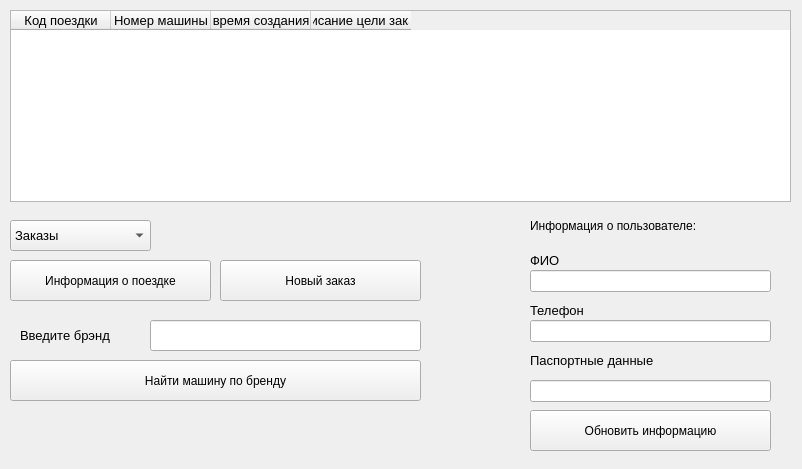
Qt form ClientWindow.ui (EgLeVor/Course) before a commit.
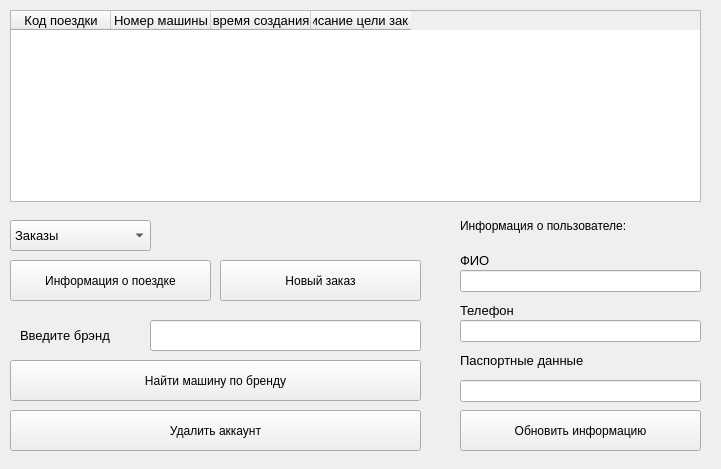
The same form after that commit.

```diff
--- a/ClientWindow.ui
+++ b/ClientWindow.ui
@@ -6,7 +6,7 @@
    <rect>
     <x>0</x>
     <y>0</y>
-    <width>802</width>
+    <width>721</width>
     <height>469</height>
    </rect>
   </property>
@@ -22,7 +22,7 @@
      <rect>
       <x>10</x>
       <y>10</y>
-      <width>781</width>
+      <width>691</width>
       <height>192</height>
      </rect>
     </property>
@@ -73,7 +73,7 @@
    <widget class="QLabel" name="passport_lbl">
     <property name="geometry">
      <rect>
-      <x>530</x>
+      <x>460</x>
       <y>350</y>
       <width>171</width>
       <height>21</height>
@@ -91,7 +91,7 @@
    <widget class="QLabel" name="phone_lbl">
     <property name="geometry">
      <rect>
-      <x>530</x>
+      <x>460</x>
       <y>300</y>
       <width>161</width>
       <height>21</height>
@@ -109,7 +109,7 @@
    <widget class="QPushButton" name="update_btn">
     <property name="geometry">
      <rect>
-      <x>530</x>
+      <x>460</x>
       <y>410</y>
       <width>241</width>
       <height>41</height>
@@ -122,7 +122,7 @@
    <widget class="QLineEdit" name="phone_line">
     <property name="geometry">
      <rect>
-      <x>530</x>
+      <x>460</x>
       <y>320</y>
       <width>241</width>
       <height>22</height>
@@ -132,7 +132,7 @@
    <widget class="QLineEdit" name="passport_line">
     <property name="geometry">
      <rect>
-      <x>530</x>
+      <x>460</x>
       <y>380</y>
       <width>241</width>
       <height>22</height>
@@ -193,7 +193,7 @@
    <widget class="QLabel" name="name_lbl">
     <property name="geometry">
      <rect>
-      <x>530</x>
+      <x>460</x>
       <y>250</y>
       <width>161</width>
       <height>21</height>
@@ -211,7 +211,7 @@
    <widget class="QLineEdit" name="name_line">
     <property name="geometry">
      <rect>
-      <x>530</x>
+      <x>460</x>
       <y>270</y>
       <width>241</width>
       <height>22</height>
@@ -221,7 +221,7 @@
    <widget class="QLabel" name="inf_lbl">
     <property name="geometry">
      <rect>
-      <x>530</x>
+      <x>460</x>
       <y>210</y>
       <width>211</width>
       <height>31</height>
@@ -277,6 +277,19 @@
      <string>Введите брэнд</string>
     </property>
    </widget>
+   <widget class="QPushButton" name="delete_btn">
+    <property name="geometry">
+     <rect>
+      <x>10</x>
+      <y>410</y>
+      <width>411</width>
+      <height>41</height>
+     </rect>
+    </property>
+    <property name="text">
+     <string>Удалить аккаунт</string>
+    </property>
+   </widget>
   </widget>
  </widget>
  <resources/>
```
